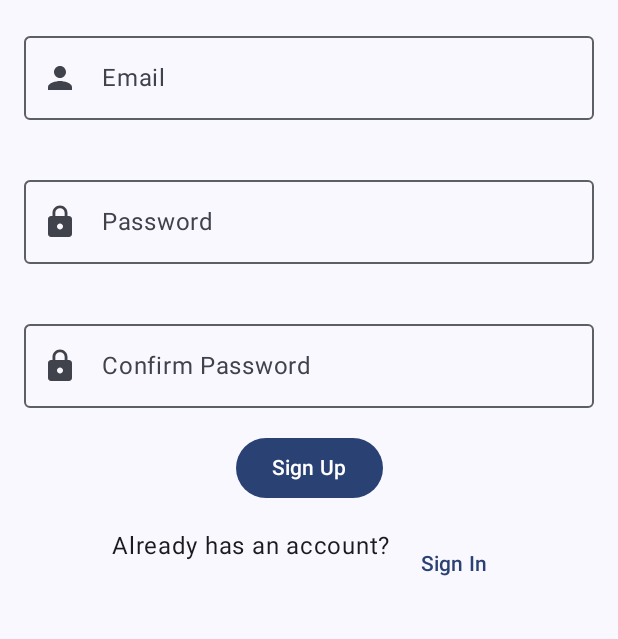
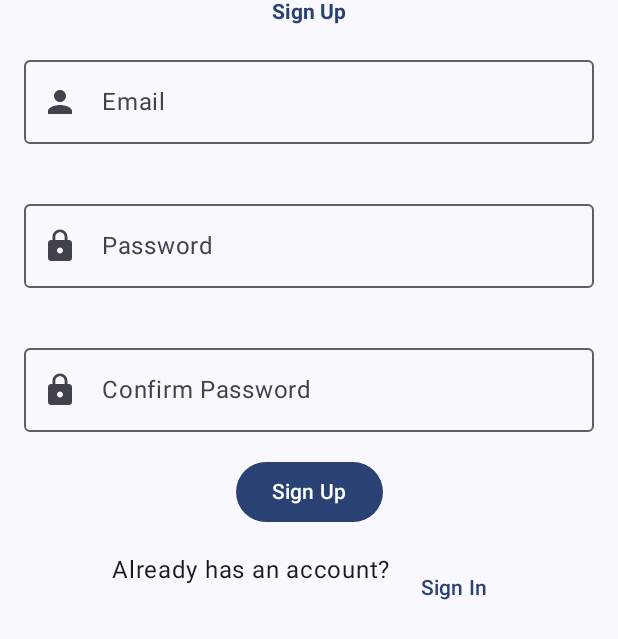
Before and after one commit to Aymiza/Notes, an Android app built with Jetpack Compose: the screen it shows after launch (MainActivity), after a tap on "Signup", on a phone screen of 412 x 824 dp. Shown: the top 639 px of the screen. Run offline under Robolectric (Android 15) with nearby library versions, the phone set to English and light mode, and no system bars; our stand-ins replace Firebase (no records; nobody signed in at launch, a user with empty details on screens opened directly); 1 other tap on this screen came first.

Commit message:
new commits

```diff
--- a/app/src/main/java/com/example/notes/MainActivity.kt
+++ b/app/src/main/java/com/example/notes/MainActivity.kt
@@ -11,6 +11,8 @@ import androidx.compose.runtime.Composable
 import androidx.compose.ui.Modifier
 import androidx.compose.ui.tooling.preview.Preview
 import androidx.lifecycle.viewmodel.compose.viewModel
+import com.example.notes.detail.DetailViewModel
+import com.example.notes.home.HomeViewModel
 import com.example.notes.login.LoginViewModel
 import com.example.notes.ui.theme.NotesTheme
 
@@ -19,6 +21,8 @@ class MainActivity : ComponentActivity() {
         super.onCreate(savedInstanceState)
         setContent {
             val loginViewModel = viewModel(modelClass = LoginViewModel::class.java)
+            val homeViewModel = viewModel(modelClass = HomeViewModel::class.java)
+            val detailViewModel = viewModel(modelClass = DetailViewModel::class.java)
             NotesTheme {
                 // A surface container using the 'background' color from the theme
                 Surface(
@@ -28,7 +32,11 @@ class MainActivity : ComponentActivity() {
                 )
                 {
 
-                    Navigation(loginViewModel = loginViewModel)
+                    Navigation(loginViewModel = loginViewModel,
+                        detailViewModel = detailViewModel,
+                        homeViewModel = homeViewModel
+
+                        )
                 }
 
             }
--- a/app/src/main/java/com/example/notes/Navigation.kt
+++ b/app/src/main/java/com/example/notes/Navigation.kt
@@ -1,11 +1,18 @@
 package com.example.notes
 
 import androidx.compose.runtime.Composable
+import androidx.navigation.NavGraphBuilder
 import androidx.navigation.NavHostController
+import androidx.navigation.NavType
 import androidx.navigation.compose.NavHost
 import androidx.navigation.compose.composable
 import androidx.navigation.compose.rememberNavController
+import androidx.navigation.navArgument
+import androidx.navigation.navigation
+import com.example.notes.detail.DetailScreen
+import com.example.notes.detail.DetailViewModel
 import com.example.notes.home.Home
+import com.example.notes.home.HomeViewModel
 import com.example.notes.login.LoginScreen
 import com.example.notes.login.LoginViewModel
 import com.example.notes.login.SignUpScreen
@@ -26,15 +33,36 @@ enum class  NestedRoutes{
 @Composable
 fun Navigation(
     navController: NavHostController = rememberNavController(),
-loginViewModel: LoginViewModel
+    loginViewModel: LoginViewModel,
+    detailViewModel: DetailViewModel,
+    homeViewModel: HomeViewModel
 
 ) {
    NavHost(navController = navController,
-       startDestination = LoginRoutes.Signin.name
+       startDestination = NestedRoutes.Main.name
    ) {
+       authGraph(navController, loginViewModel)
+       homeGraph(navController = navController,
+           detailViewModel,
+           homeViewModel)
+    }
+
+
+
+}
+
+
+fun NavGraphBuilder.authGraph(
+    navController: NavHostController,
+    loginViewModel: LoginViewModel,
+){
+    navigation(
+        startDestination = LoginRoutes.Signin.name,
+        route = NestedRoutes.Login.name
+    ){
         composable(route = LoginRoutes.Signin.name){
             LoginScreen(onNavToHomePage = {
-                navController.navigate(HomeRoutes.Home.name){
+                navController.navigate(NestedRoutes.Main.name){
                     launchSingleTop = true
                     popUpTo(route = LoginRoutes.Signin.name){
 
@@ -56,7 +84,7 @@ loginViewModel: LoginViewModel
 
         composable(route = LoginRoutes.Signup.name){
             SignUpScreen(onNavToHomePage = {
-                navController.navigate(HomeRoutes.Home.name){
+                navController.navigate(NestedRoutes.Main.name){
                     popUpTo(LoginRoutes.Signup.name){
                         inclusive = true
                     }
@@ -70,8 +98,59 @@ loginViewModel: LoginViewModel
                 navController.navigate(LoginRoutes.Signin.name)
             }
         }
+    }
+}
 
+fun NavGraphBuilder.homeGraph(
+    navController: NavHostController,
+    detailViewModel: DetailViewModel,
+    homeViewModel: HomeViewModel
+){
+    navigation(startDestination = HomeRoutes.Home.name,
+        route = NestedRoutes.Main.name,
+        ){
 
+        composable(HomeRoutes.Home.name)
+        {
+            Home(homeViewModel =homeViewModel ,
+                onNoteClick ={
+                             noteId->
+                             navController.navigate(
+                                 HomeRoutes.Detail.name + "id =$noteId"
+                             ){
+                                 launchSingleTop = true
+                             }
+                } ,
+                navToDetailPage = {
+                    navController.navigate(HomeRoutes.Detail.name)
+                }
+            ) {
+                navController.navigate(NestedRoutes.Login.name){
+                    launchSingleTop=true
+                    popUpTo(0){
+                        inclusive = true
+                    }
+                }
+            }
+        }
+
+        composable(
+            route = HomeRoutes.Detail.name + "?id ={id}",
+            arguments = listOf(navArgument("id"){
+                type= NavType.StringType
+                defaultValue=""
+
+            })
+
+        ){
+            entry ->
+            DetailScreen(
+                detailViewModel = detailViewModel,
+                noteId = entry.arguments?.getString("id") as String,
+            ) {
+                navController.navigateUp()
+            }
+        }
     }
 
 }
--- a/app/src/main/java/com/example/notes/detail/detailViewModel.kt
+++ b/app/src/main/java/com/example/notes/detail/DetailViewModel.kt
@@ -9,8 +9,8 @@ import com.example.notes.repository.StorageRepository
 import com.google.firebase.Timestamp
 import com.google.firebase.auth.FirebaseUser
 
-class detailViewModel(
-    private val  repository: StorageRepository
+class DetailViewModel(
+    private val  repository: StorageRepository = StorageRepository(),
 ):ViewModel() {
     var detailUiState by mutableStateOf(DetailUiState())
         private set
@@ -62,9 +62,11 @@ fun getNote(noteId:String){
     ){
         detailUiState=detailUiState.copy(selectedNote = it)
         detailUiState.selectedNote.let{ it1 ->
+
             if (it1 != null) {
                 setEditFields(it1)
             }
+
         }
 //        setEditFields(detailUiState.selectedNote)
     }
--- a/app/src/main/java/com/example/notes/home/Home.kt
+++ b/app/src/main/java/com/example/notes/home/Home.kt
@@ -82,6 +82,9 @@ fun Home(
     val scope = rememberCoroutineScope()
     val scaffoldState = rememberBottomSheetScaffoldState()
 
+    LaunchedEffect(key1 = Unit) {
+        homeViewModel?.loadNotes()
+    }
     Scaffold(
         floatingActionButton = {
             FloatingActionButton(onClick = { navToDetailPage.invoke() }) {
@@ -159,6 +162,10 @@ fun Home(
         }
 
     }
+
+
+}
+
 @OptIn(ExperimentalFoundationApi::class)
 @Composable
 fun NoteItem(
@@ -222,15 +229,6 @@ fun Home(
 }
 
 
-
-
-}
-
-@Composable
-fun NoteItem(notes: Notes, onLongClick: () -> Unit, content: () -> Unit) {
-
-}
-
 private fun formatDate(timestamp: Timestamp):String{
     val sdf = SimpleDateFormat("MM-dd-yy hh:mm", Locale.getDefault())
   return sdf.format(timestamp.toDate())
--- a/app/src/main/java/com/example/notes/home/HomeViewModel.kt
+++ b/app/src/main/java/com/example/notes/home/HomeViewModel.kt
@@ -14,7 +14,7 @@ import com.example.notes.repository.StorageRepository
 import kotlinx.coroutines.launch
 
 class HomeViewModel(
-    private val repository: StorageRepository
+    private val repository: StorageRepository = StorageRepository(),
 ):ViewModel() {
   var homeUiState by mutableStateOf(HomeUiState())
 
--- a/app/src/main/java/com/example/notes/login/Login.kt
+++ b/app/src/main/java/com/example/notes/login/Login.kt
@@ -1,5 +1,6 @@
 package com.example.notes.login
 
+import android.util.Log
 import androidx.compose.foundation.layout.Arrangement
 import androidx.compose.foundation.layout.Column
 import androidx.compose.foundation.layout.Row
@@ -22,9 +23,9 @@ import androidx.compose.runtime.Composable
 import androidx.compose.runtime.LaunchedEffect
 import androidx.compose.ui.Alignment
 import androidx.compose.ui.Modifier
-import androidx.compose.ui.graphics.Color
 import androidx.compose.ui.graphics.Color.Companion.Red
 import androidx.compose.ui.platform.LocalContext
+import androidx.compose.ui.text.TextStyle
 import androidx.compose.ui.text.font.FontWeight
 import androidx.compose.ui.text.input.PasswordVisualTransformation
 import androidx.compose.ui.tooling.preview.Preview
@@ -44,15 +45,18 @@ fun LoginScreen(
 
 
 
-    Column(modifier = Modifier.fillMaxSize(),
+    Column(
+        modifier = Modifier.fillMaxSize(),
         horizontalAlignment = Alignment.CenterHorizontally,
         )
     {
-        Text(text = "Login",
+        Text(text = "Login", style = TextStyle(
+            fontWeight = FontWeight.Bold,
+//            style = MaterialTheme.typography.displayMedium,
+            color = MaterialTheme.colorScheme.primary
+        )
 
-            fontWeight = FontWeight.Black.weight,
-            style = MaterialTheme.typography.displayMedium,
-            color = MaterialTheme.colorScheme.primary
+
         )
         if (isError){
             Text(text = loginUiState?.loginError?: "unknown error",
@@ -68,7 +72,8 @@ fun LoginScreen(
         onValueChange = {
             loginViewModel?.onUserNameChange(it)},
         leadingIcon = {
-            Icon(imageVector = Icons.Default.Person, contentDescription =null,
+            Icon(imageVector = Icons.Default.Person,
+                contentDescription =null,
                 )
         },
 
@@ -100,7 +105,11 @@ fun LoginScreen(
 
         )
 
-        Button(onClick = { loginViewModel?.loginUser(context) }) {
+        Button(onClick = {
+
+            loginViewModel?.loginUser(context)
+        Log.d("username", "${loginUiState?.userName.toString()},${loginUiState?.password.toString()}")
+        }) {
             Text(text = "Sign In")
 
         }
@@ -144,10 +153,13 @@ fun SignUpScreen(
     Column(modifier = Modifier.fillMaxSize(), horizontalAlignment = Alignment.CenterHorizontally)
     {
         Text(text = "Sign Up",
-
-            fontWeight = FontWeight.Black.weight,
-            style = MaterialTheme.typography.displayMedium,
-            color = MaterialTheme.colorScheme.primary)
+            style = TextStyle(
+                fontWeight = FontWeight.Bold,
+//            fontSize = ,
+            color = MaterialTheme.colorScheme.primary
+            )
+//
+        )
         if (isError){
             Text(text = loginUiState?.signUpError?: "unknown error", color = Red,)
         }
@@ -178,7 +190,7 @@ fun SignUpScreen(
                 .fillMaxWidth()
                 .padding(16.dp),
             value = loginUiState?.passwordSignUp?:"",
-            onValueChange = {loginViewModel?.onpasswordChangeSignUp(it)},
+            onValueChange = {loginViewModel?.onPasswordChangeSignUp(it)},
             leadingIcon = {
                 Icon(imageVector = Icons.Default.Lock, contentDescription =null,
                 )
@@ -187,7 +199,7 @@ fun SignUpScreen(
             label = {
                 Text(text = "Password")
             },
-
+            visualTransformation = PasswordVisualTransformation(),
             isError = isError
 
         )
@@ -241,10 +253,7 @@ fun SignUpScreen(
 
 }
 
-fun Text(text: String, style: Any, fontWeight: Int, color: Color) {
 
-
-}
 
 @Preview(showSystemUi = true)
 @Composable
--- a/app/src/main/java/com/example/notes/login/LoginViewModel.kt
+++ b/app/src/main/java/com/example/notes/login/LoginViewModel.kt
@@ -33,7 +33,7 @@ class LoginViewModel(
         loginUiState = loginUiState.copy(userNameSignUp = userName)
     }
 
-    fun onpasswordChangeSignUp(password: String) {
+    fun onPasswordChangeSignUp(password: String) {
         loginUiState = loginUiState.copy(passwordSignUp = password)
     }
 
@@ -42,7 +42,7 @@ class LoginViewModel(
     }
 
     private fun validateLoginForm() =
-        loginUiState.userName.isBlank() &&
+        loginUiState.userName.isNotBlank() &&
                 loginUiState.password.isNotBlank()
 
     private fun validateSignUpForm() =
```
Also changed, not shown: app/src/main/java/com/example/notes/detail/DetailScreen.kt (+60 -71 lines). Lines whose indentation alone changed are shown as unchanged.
